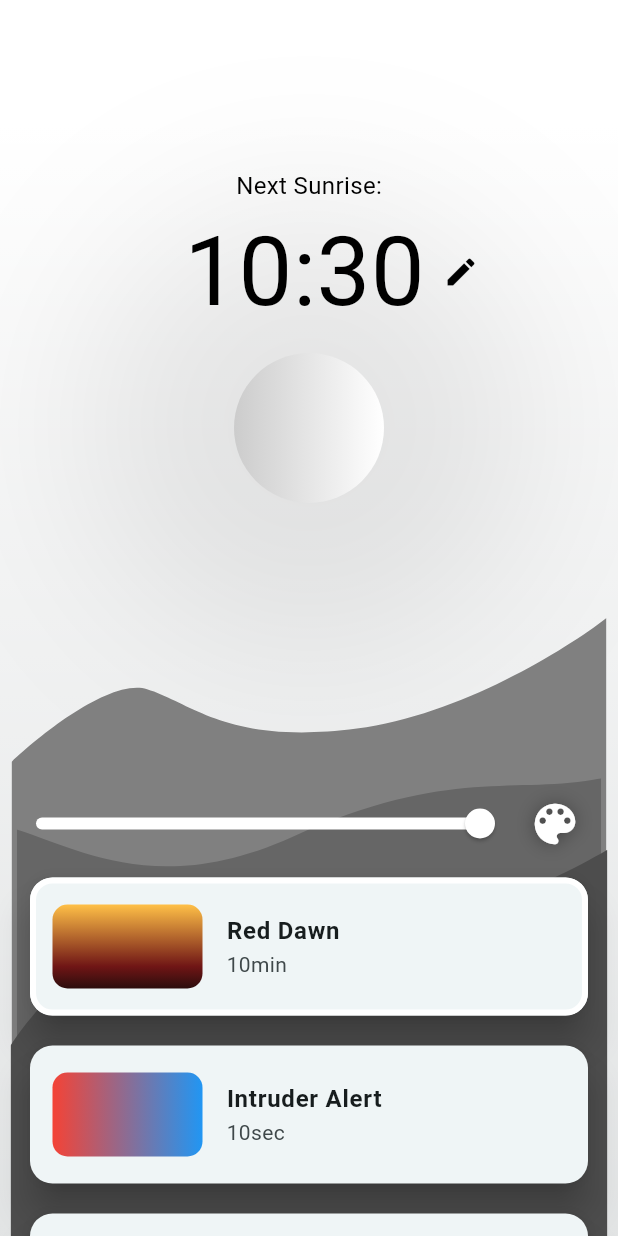
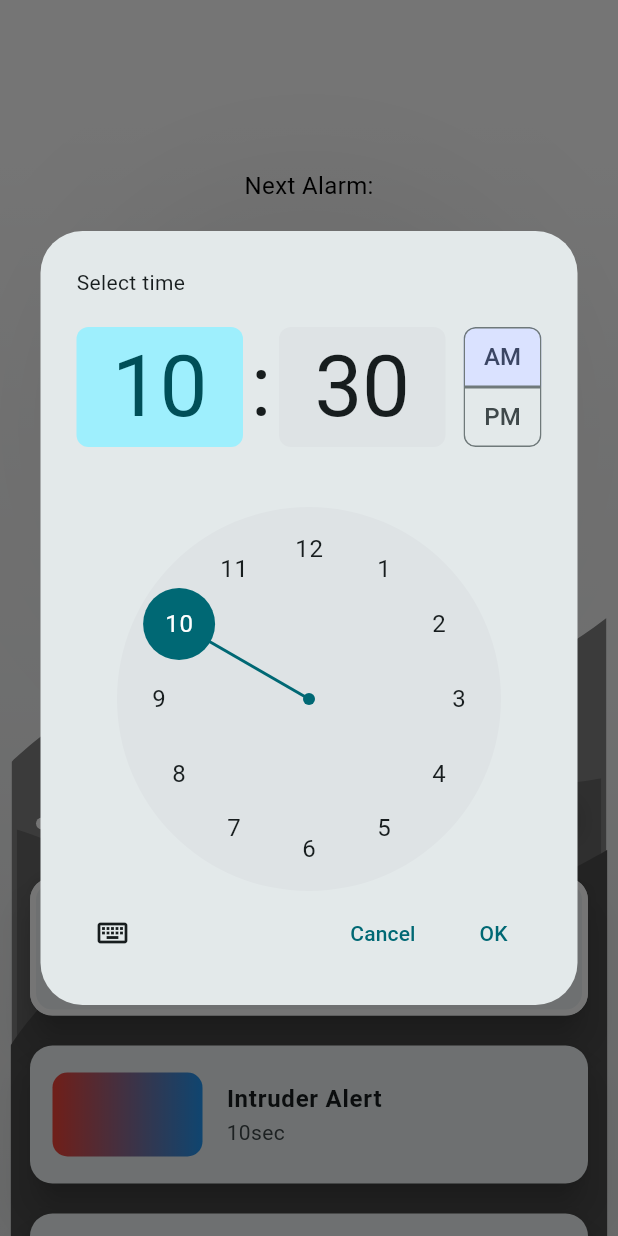
Before and after one commit to MiroKeimioniemi/LED-zeppelin-app, a Flutter app: the screen it shows after launch, after a tap on the "edit" icon, on a phone screen of 412 x 824 dp. Run offline on Flutter 3.47's test engine with Material 3 defaults, Android fonts, the phone set to English and light mode, and no system bars; our stand-ins replace flutter_colorpicker, flutter_svg.

Commit message:
Added a time picker

```diff
--- a/lib/components/alarm_animations_list.dart
+++ b/lib/components/alarm_animations_list.dart
@@ -16,7 +16,7 @@ class AlarmAnimationsList extends StatelessWidget {
     AlarmAnimation(
       title: 'Red Dawn',
       duration: '10min',
-      gradient: LinearGradient(
+      gradient: const LinearGradient(
         colors: [Color(0xFFFFC047), Color(0xFF6F1515), Color(0xFF2C0D0D)],
         stops: [0, 0.74, 1.0],
         begin: Alignment.topCenter,
@@ -26,29 +26,20 @@ class AlarmAnimationsList extends StatelessWidget {
     AlarmAnimation(
       title: 'Intruder Alert',
       duration: '10sec',
-      gradient: LinearGradient(
+      gradient: const LinearGradient(
         colors: [Colors.red, Colors.blue],
         begin: Alignment.centerLeft,
         end: Alignment.centerRight,
       ),
     ),
     AlarmAnimation(
-      title: 'Red Dawn',
-      duration: '10min',
-      gradient: LinearGradient(
-        colors: [Color(0xFFFFC047), Color(0xFF6F1515), Color(0xFF2C0D0D)],
-        stops: [0, 0.74, 1.0],
+      title: 'Brighten Up',
+      duration: '1min',
+      gradient: const LinearGradient(
+        colors: [Color.fromARGB(255, 255, 255, 255), Color.fromARGB(255, 140, 140, 140)],
+        stops: [0, 1.0],
         begin: Alignment.topCenter,
         end: Alignment.bottomCenter,
-      ),
-    ),
-    AlarmAnimation(
-      title: 'Intruder Alert',
-      duration: '10sec',
-      gradient: LinearGradient(
-        colors: [Colors.red, Colors.blue],
-        begin: Alignment.centerLeft,
-        end: Alignment.centerRight,
       ),
     ),
   ];
--- a/lib/components/next_alarm.dart
+++ b/lib/components/next_alarm.dart
@@ -2,12 +2,18 @@ import 'package:flutter/material.dart';
 import 'package:intl/intl.dart';
 
 class NextAlarm extends StatelessWidget {
-
-  final DateTime nextAlarm;
+  final DateTime? nextAlarm;
   final double brightness;
   final bool isOn;
+  final VoidCallback onAlarmTap; // Add this line
 
-  const NextAlarm({super.key, required this.nextAlarm, required this.brightness, required this.isOn});
+  const NextAlarm({
+    Key? key,
+    required this.nextAlarm,
+    required this.brightness,
+    required this.isOn,
+    required this.onAlarmTap, // Add this line
+  }) : super(key: key);
 
   @override
   Widget build(BuildContext context) {
@@ -18,7 +24,7 @@ class NextAlarm extends StatelessWidget {
           mainAxisAlignment: MainAxisAlignment.center,
           children: [
             Text(
-              'Next Sunrise:',
+              'Next Alarm:',
               style: TextStyle(
                 fontSize: 16,
                 color: (brightness < 0.5 || !isOn)? Colors.white : Colors.black,
@@ -31,7 +37,7 @@ class NextAlarm extends StatelessWidget {
                 children: [
                   Center(
                     child: Text(
-                      DateFormat('hh:mm').format(nextAlarm),
+                      nextAlarm == null? '--:--' : DateFormat('HH:mm').format(nextAlarm!),
                       style: TextStyle(
                         fontSize: 64,
                         color: (brightness < 0.5 || !isOn)? Colors.white : Colors.black,
@@ -41,7 +47,7 @@ class NextAlarm extends StatelessWidget {
                   IconButton(
                     icon: Icon(Icons.edit),
                     color: (brightness < 0.5 || !isOn)? Colors.white : Colors.black,
-                    onPressed: () {},
+                    onPressed: onAlarmTap, // Use the callback here
                   ),
                 ],
               ),
--- a/lib/main.dart
+++ b/lib/main.dart
@@ -28,14 +28,14 @@ class LampState extends ChangeNotifier {
   double _brightness = 1;
   Color _color = Colors.white; // Deal with black
   int _selectedAnimation = 1;
-  DateTime _nextAlarm = DateTime.now();
+  DateTime? _nextAlarm;
 
   // Getters
   bool get isOn => _isOn;
   double get brightness => _brightness;
   Color get color => _color;
   int get selectedAnimation => _selectedAnimation;
-  DateTime get nextAlarm => _nextAlarm;
+  DateTime? get nextAlarm => _nextAlarm;
 
   // Update functions
   void toggle() {
@@ -53,9 +53,34 @@ class LampState extends ChangeNotifier {
     notifyListeners();
   }
 
-  void setNextAlarm(DateTime nextAlarm) {
+  void setNextAlarm(DateTime? nextAlarm) {
     _nextAlarm = nextAlarm;
     notifyListeners();
+  }
+
+  Future<void> selectTime(BuildContext context) async {
+    final TimeOfDay? pickedTime = await showTimePicker(
+      context: context,
+      initialTime: TimeOfDay.now(),
+    );
+    if (pickedTime != null) {
+      final DateTime now = DateTime.now();
+      final DateTime pickedDateTime = DateTime(
+        now.year,
+        now.month,
+        now.day,
+        pickedTime.hour,
+        pickedTime.minute,
+      );
+      if (pickedDateTime.isBefore(now)) {
+        // If the picked time is in the past, move it to the next day
+        pickedDateTime.add(const Duration(days: 1));
+      }
+      setNextAlarm(pickedDateTime);
+    } else {
+      // If the cancel button is pressed, set nextAlarm to null
+      setNextAlarm(null);
+    }
   }
 
   void setSelectedAnimation(int selectedAnimation) {
@@ -91,6 +116,11 @@ class MyHomePage extends StatefulWidget {
 }
 
 class _MyHomePageState extends State<MyHomePage> {
+
+  Future<void> _selectTime(BuildContext context) async {
+    await Provider.of<LampState>(context, listen: false).selectTime(context);
+  }
+
   @override
   Widget build(BuildContext context) {
     return Scaffold(
@@ -143,6 +173,9 @@ class _MyHomePageState extends State<MyHomePage> {
                   nextAlarm: lampState.nextAlarm,
                   brightness: lampState.brightness,
                   isOn: lampState.isOn,
+                  onAlarmTap: () {
+                    _selectTime(context);
+                  },
                 ),
               ),
               const SizedBox(height: 280),
```
